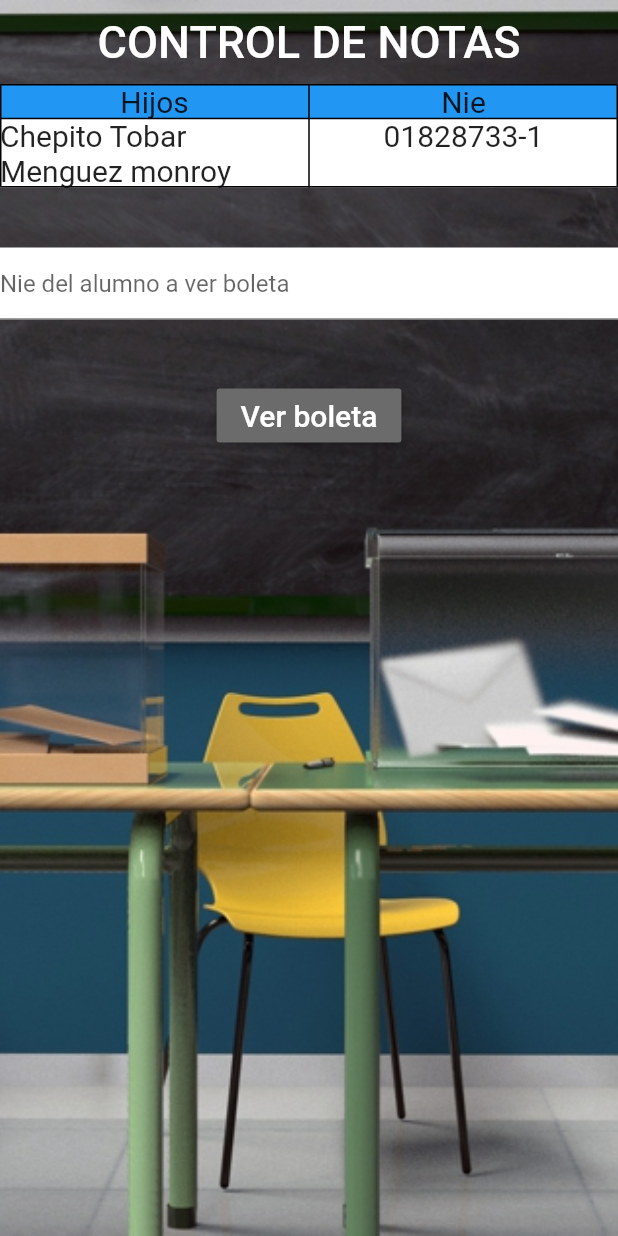
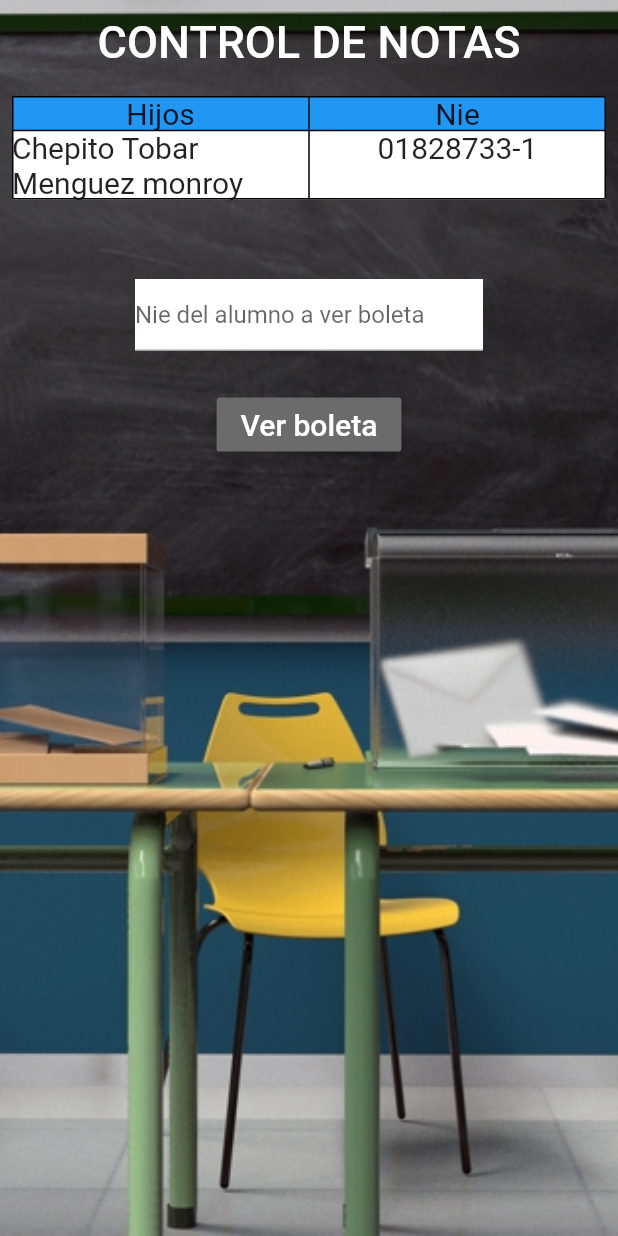
Before and after one commit to Diego-Chachagua/control_nota, a Flutter app: the Hijos screen opened directly, on a phone screen of 412 x 824 dp. Run offline on Flutter 3.47's test engine with Material 2 defaults, Android fonts, the light colour scheme and no system bars.

Commit message:
agrgacion pantallas

```diff
--- a/lib/main.dart
+++ b/lib/main.dart
@@ -2,7 +2,6 @@ import 'package:control_notas/screens/form_a.dart';
 import 'package:control_notas/screens/form_d.dart';
 import 'package:control_notas/screens/form_p.dart';
 import 'package:flutter/material.dart';
-
 
 void main() {
   runApp(const MaterialApp(
--- a/lib/screens/form_d.dart
+++ b/lib/screens/form_d.dart
@@ -44,7 +44,7 @@ class FormD extends StatelessWidget {
                   onPressed: (){
             Navigator.pop(
                           context,
-                          MaterialPageRoute(builder: (context) => FirstRoute()),
+                          MaterialPageRoute(builder: (context) => const FirstRoute()),
                         );
                   },
                   child: const Text('Cancelar'),
--- a/lib/screens/hijos.dart
+++ b/lib/screens/hijos.dart
@@ -27,7 +27,9 @@ class Hijos extends StatelessWidget{
         backgroundColor: Colors.transparent,
         body: Column(
           children: [
-            Table(
+            Padding(
+              padding: const EdgeInsets.all(8.0),
+              child: Table(
                 columnWidths: const {
                   0: FractionColumnWidth(0.5)
                 },
@@ -51,12 +53,13 @@ class Hijos extends StatelessWidget{
                   ),
                 ],
               ),
+            ),
             const SizedBox(
                 height: 40,
               ),
             nieb(),
               const SizedBox(
-                height: 40,
+                height: 20,
               ),
 
                   MaterialButton(
@@ -95,7 +98,9 @@ Widget nie1(){
 }
 
 Widget nieb(){
-  return  Container(
+  return  Padding(
+    padding: const EdgeInsets.symmetric(horizontal: 90,vertical: 5),
+    child: Container(
       color: Colors.white,
       child: const TextField(
         decoration: InputDecoration(
@@ -103,5 +108,6 @@ Widget nieb(){
           hintText: "Nie del alumno a ver boleta",
         ),
       ),
+    ),
   );
 }
```
Lines whose indentation alone changed are shown as unchanged.
